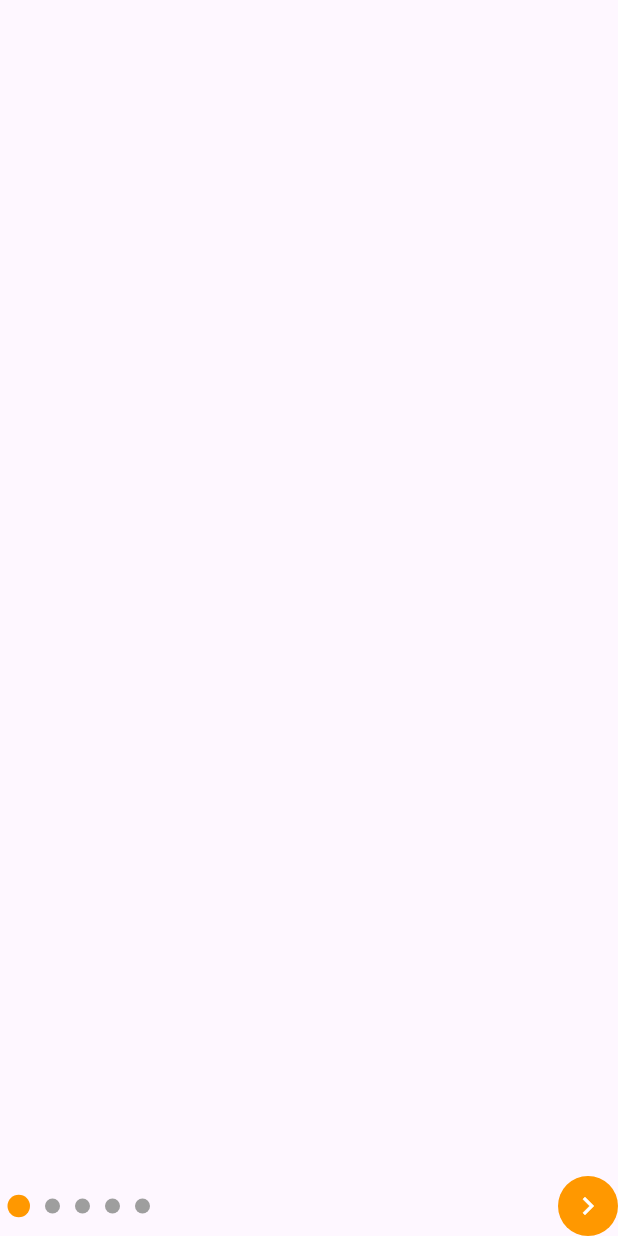
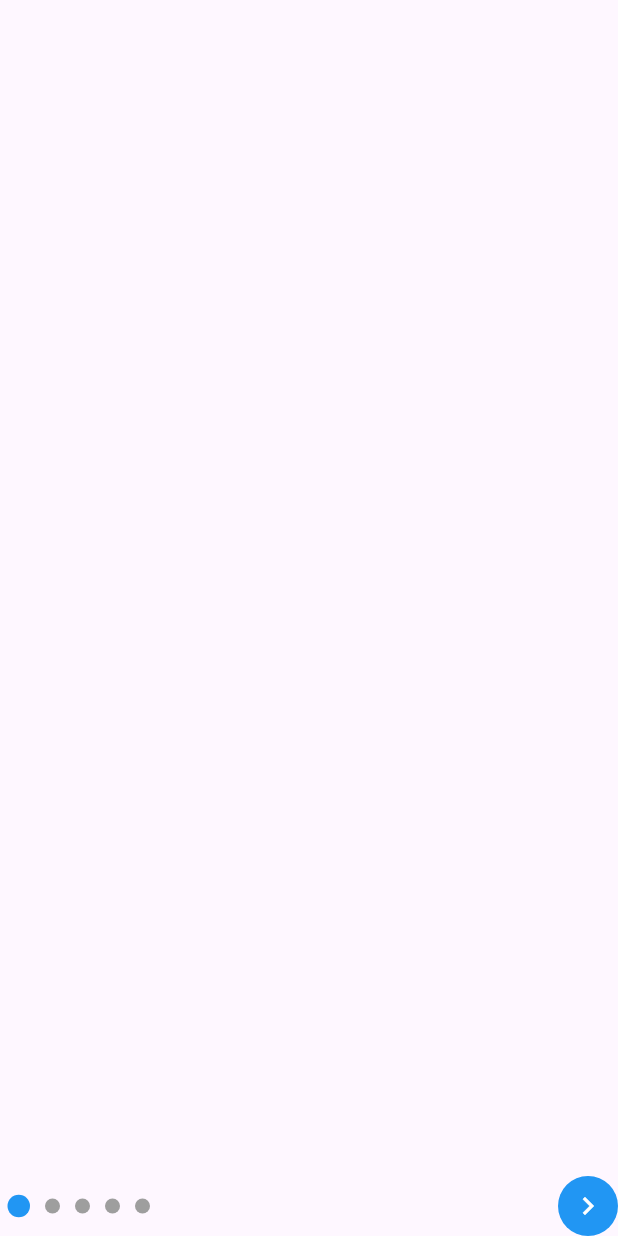
Before and after one commit to alexwastl/flutter_circle_stepper, a Flutter app: the screen it shows after launch, after a tap on the "chevron right" icon, after a tap on the "chevron left" icon, on a phone screen of 412 x 824 dp. Run offline on Flutter 3.47's test engine with Material 3 defaults, Android fonts, the light colour scheme and no system bars.

Commit message:
feat: modify app stepper state + example

```diff
--- a/example/lib/main.dart
+++ b/example/lib/main.dart
@@ -13,31 +13,23 @@ class MainApp extends StatefulWidget {
 }
 
 class _MainAppState extends State<MainApp> {
-  int currentIndex = 0;
-
   @override
   Widget build(BuildContext context) {
-    return MaterialApp(
+    return const MaterialApp(
       home: Scaffold(
-        body: Column(
+        body: SafeArea(
+          child: Column(
             mainAxisAlignment: MainAxisAlignment.end,
             children: [
-            // Add your widgets
               StepperNavigation(
                 stepperLength: 5,
-              onNext: () => setState(() {
-                currentIndex++;
-              }),
-              onPrevious: () => setState(() {
-                currentIndex = currentIndex - 1;
-              }),
-              currentIndex: currentIndex,
-              progressColor: Colors.orange,
+                progressColor: Colors.blue,
                 unfinishedColor: Colors.grey,
               ),
             ],
           ),
         ),
+      ),
     );
   }
 }
--- a/lib/src/stepper/stepper_navigation.dart
+++ b/lib/src/stepper/stepper_navigation.dart
@@ -7,14 +7,15 @@ const double dotSize = 10;
 
 /// Custom navigation component that displays a progress stepper with dots
 class StepperNavigation extends StatefulWidget {
-  const StepperNavigation(
-      {super.key,
-      required this.stepperLength,
-      required this.onNext,
-      required this.onPrevious,
-      required this.currentIndex,
-      required this.progressColor,
-      required this.unfinishedColor});
+  const StepperNavigation({
+    super.key,
+    required this.stepperLength,
+    this.onNext,
+    this.onPrevious,
+    required this.progressColor,
+    required this.unfinishedColor,
+    this.onStepTapped,
+  });
 
   /// determines the length of the navigation dots
   final int stepperLength;
@@ -25,27 +26,38 @@ class StepperNavigation extends StatefulWidget {
   /// Color of dots that are not progressed
   final Color unfinishedColor;
 
-  /// current index of the app stepper
-  final int currentIndex;
+  /// optional callback when the next arrow is tapped
+  final VoidCallback? onNext;
 
-  /// callback when the next arrow is tapped
-  final VoidCallback onNext;
+  /// optional callback when the previous arrow is tapped
+  final VoidCallback? onPrevious;
 
-  /// callback when the previous arrow is tapped
-  final VoidCallback onPrevious;
+  /// optional callback when a step is tapped
+  final Function(int)? onStepTapped;
 
   @override
   State<StepperNavigation> createState() => StepperNavigationState();
 }
 
 class StepperNavigationState extends State<StepperNavigation> {
+  int currentIndex = 0;
+
   void onNext() {
-    widget.onNext.call();
+    if (currentIndex != widget.stepperLength - 1) {
+      setState(() {
+        currentIndex++;
+      });
+
+      widget.onNext?.call();
+    }
   }
 
   void onPrevious() {
-    if (widget.currentIndex != 0) {
-      widget.onPrevious.call();
+    if (currentIndex != 0) {
+      setState(() {
+        currentIndex--;
+      });
+      widget.onPrevious?.call();
     }
   }
 
@@ -63,8 +75,8 @@ class StepperNavigationState extends State<StepperNavigation> {
               children: List.generate(
                 widget.stepperLength,
                 (index) => ProgressDot(
-                  size: index == widget.currentIndex ? currentDotSize : dotSize,
-                  dotColor: index > widget.currentIndex
+                  size: index == currentIndex ? currentDotSize : dotSize,
+                  dotColor: index > currentIndex
                       ? widget.unfinishedColor
                       : widget.progressColor,
                 ),
@@ -75,10 +87,11 @@ class StepperNavigationState extends State<StepperNavigation> {
         // Navigation
         Row(
           children: [
-            widget.currentIndex != 0
+            currentIndex != 0
                 ? CustomCircleAvatar(
                     onTap: () {
                       onPrevious();
+                      widget.onStepTapped?.call(currentIndex);
                     },
                     icon: const Icon(
                       Icons.chevron_left,
@@ -91,6 +104,7 @@ class StepperNavigationState extends State<StepperNavigation> {
             CustomCircleAvatar(
               onTap: () {
                 onNext();
+                widget.onStepTapped?.call(currentIndex);
               },
               icon: const Icon(
                 Icons.chevron_right,
```
Lines whose indentation alone changed are shown as unchanged.
